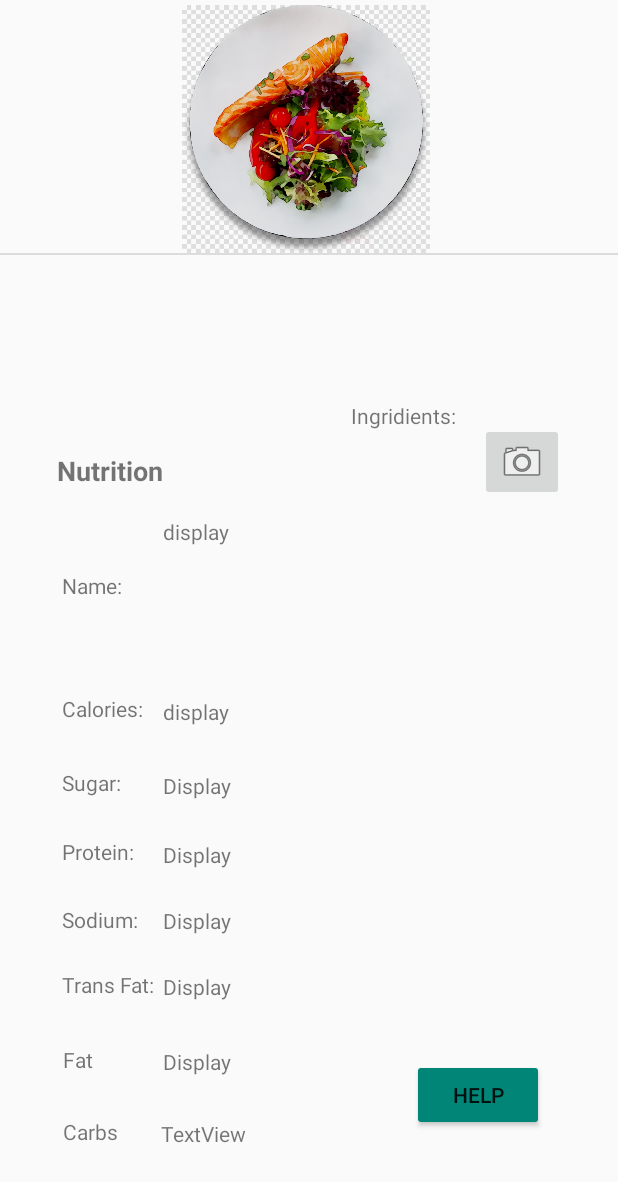
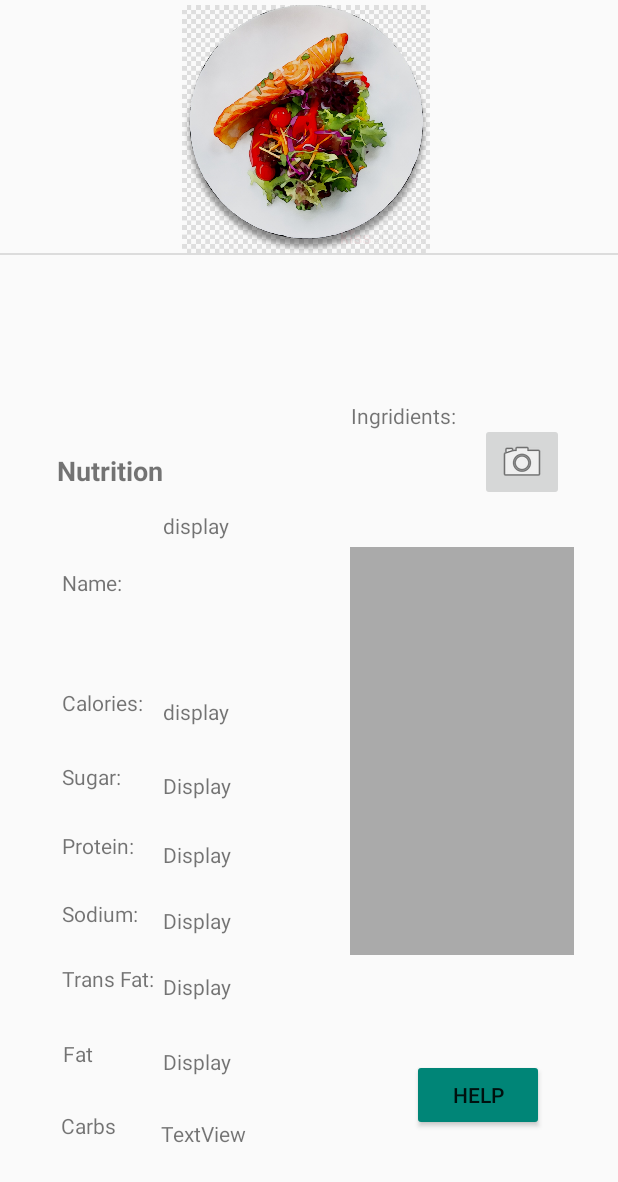
Before and after one commit to gevo222/ARFoodView, an Android app: the Infor_window screen opened directly, with no data from a screen before it, on a phone screen of 412 x 824 dp. Shown: the top 1182 px of the screen. Run offline under Robolectric (Android 15) with nearby library versions, the light colour scheme and no system bars; our stand-ins replace Firebase (no records; nobody signed in at launch, a user with empty details on screens opened directly).

Commit message:
Merge remote-tracking branch 'origin/master'
# Conflicts:
#	app/src/main/AndroidManifest.xml
#	app/src/main/java/com/example/arfoodview/MainActivity.java
#	build.gradle

```diff
--- a/app/src/main/java/com/example/arfoodview/Infor_window.java
+++ b/app/src/main/java/com/example/arfoodview/Infor_window.java
@@ -1,23 +1,99 @@
 package com.example.arfoodview;
 
+import androidx.annotation.NonNull;
 import androidx.appcompat.app.AppCompatActivity;
+
+import com.google.android.gms.tasks.OnCompleteListener;
+import com.google.android.gms.tasks.OnSuccessListener;
+import com.google.android.gms.tasks.Task;
+import com.google.firebase.firestore.DocumentReference;
+import com.google.firebase.firestore.DocumentSnapshot;
+import com.google.firebase.firestore.FirebaseFirestore;
+import com.google.firebase.firestore.QueryDocumentSnapshot;
+import com.google.firebase.firestore.QuerySnapshot;
 
 import android.content.Intent;
 import android.os.Bundle;
 import android.util.Log;
 import android.view.View;
+import android.widget.ArrayAdapter;
 import android.widget.Button;
+import android.widget.EditText;
 import android.widget.ImageButton;
+import android.widget.ListView;
+import android.widget.TextView;
+
+import java.util.ArrayList;
+import java.util.List;
 
 public class Infor_window extends AppCompatActivity{
+   private  FirebaseFirestore db;
+   final String TAG = "firebaselog";
+    private Button showData;
+    String itemChosen = "applePie";// menu.getItem();
+    String foodname = itemChosen;
+   // String cal, sugar, protein, sodium,transfat,fat,carbs;
+    //textViewa
+    TextView fName;
+    TextView sugarData;
+    TextView proteinData;
+    TextView sodiumData;
+    TextView transFatData;
+    TextView fatData;
+    TextView carbsData;
+    TextView calories;
+    ListView ingredients;
+    ArrayList<String>  ing = new ArrayList<>();
+    ArrayAdapter<String> arrayAdapter;
 
     @Override
     protected void onCreate(Bundle savedInstanceState) {
         super.onCreate(savedInstanceState);
+        db = FirebaseFirestore.getInstance();
         setContentView(R.layout.activity_infor_window);
+        fName = (TextView)findViewById(R.id.displayFoodName);
+        calories = (TextView)findViewById(R.id.calDisplay);
+        sugarData = (TextView)findViewById(R.id.sugarDisplay);
+        proteinData = (TextView)findViewById(R.id.proteinDisplay);
+        sodiumData = (TextView)findViewById(R.id.NaDisplay);
+        transFatData = (TextView)findViewById(R.id.taDisplay);
+        fatData = (TextView)findViewById(R.id.fatDisplay);
+        carbsData = (TextView)findViewById(R.id.carbsDisplay);
+       // ingredients = (ListView)findViewById(R.id.AllDisplay);
+//        arrayAdapter = new ArrayAdapter<String>(this, android.R.layout.simple_list_item_1);
+//        ingredients.setAdapter(arrayAdapter);
+
+        DocumentReference docRef = db.collection("restaurants/SunnyWay/food").document(itemChosen);
+        docRef.get().addOnCompleteListener(new OnCompleteListener<DocumentSnapshot>() {
+            @Override
+            public void onComplete(@NonNull Task<DocumentSnapshot> task) {
+                if (task.isSuccessful()) {
+                    DocumentSnapshot document = task.getResult();
+                    List<String> ing = (List<String>) document.get("ingredients");
+                    if (document.exists()) {
+                        Log.d(TAG, "DocumentSnapshot data: " + document.getData());
+                        Log.d(TAG, "DocumentSnapshot data: " + document.get("calories"));
+                        fName.setText(itemChosen);
+                        calories.setText(document.getString("calories"));
+                        sugarData.setText(document.getString("sugar"));
+                        proteinData.setText(document.getString("protein"));
+                        sodiumData.setText(document.getString("sodium"));
+                        transFatData.setText(document.getString("transFat"));
+                        fatData.setText(document.getString("fat"));
+                        carbsData.setText(document.getString("carbs"));
+                       // ingredients.setAdapter(arrayAdapter);
+
+                    } else {
+                        Log.d(TAG, "No such document");
+                    }
+                } else {
+                    Log.d(TAG, "get failed with ", task.getException());
+                }
+            }
+        });
+
         // Ar camera button
         final ImageButton arButton = findViewById(R.id.ArButton);
-
         arButton.setOnClickListener(new View.OnClickListener() {
             @Override
             // When user settings start button do this
@@ -45,3 +121,49 @@ public class Infor_window extends AppCompatActivity{
         });
     }
 }
+
+// int calories, sugar, protein, sodium, transfar, fat, carbs;
+// String ingri;
+
+/*
+        db.collection("Restaurants").get().addOnSuccessListener(new OnSuccessListener<QuerySnapshot>() {
+            @Override
+            public void onSuccess(QuerySnapshot queryDocumentSnapshots) {
+                if(!queryDocumentSnapshots.isEmpty()){
+                    List<DocumentSnapshot> restaurants = queryDocumentSnapshots.getDocuments();
+                    for(DocumentSnapshot d : restaurants){
+                    }
+                }
+            }
+        });
+*/
+
+// attemp #34
+/*
+*  //components
+        final String[] name = {null};
+        //DbComponents
+        final TextView[] f_name = new TextView[1];
+        final String TAG = "firebaselog";
+       ArrayList<DocumentSnapshot> ingridiens = new ArrayList<DocumentSnapshot>();
+        DocumentReference docRef = db.collection("restaurants/SunnyWay/food").document("applePie");
+        docRef.get().addOnCompleteListener(new OnCompleteListener<DocumentSnapshot>() {
+            @Override
+            public void onComplete(@NonNull Task<DocumentSnapshot> task) {
+                if (task.isSuccessful()) {
+                    DocumentSnapshot document = task.getResult();
+                    if (document.exists()) {
+                        // this is for the logcat... internal useage
+                       Log.d(TAG, "DocumentSnapshot data: " + document.getData());
+                        Log.d(TAG, "DocumentSnapshot data: " + document.get("ingresients"));
+                        for(DocumentSnapshot d: ingridiens){
+                            //ingridiens.add(d.getData().get("ingredients"));
+                        }
+                    } else {
+                        Log.d(TAG, "No such document");
+                    }
+                } else {
+                    Log.d(TAG, "get failed with ", task.getException());
+                }
+            }
+        });*/
--- a/app/src/main/java/com/example/arfoodview/Menu_Window.java
+++ b/app/src/main/java/com/example/arfoodview/Menu_Window.java
@@ -17,6 +17,11 @@ public class Menu_Window extends AppCompatActivity {
     ListView listView;
     ArrayList<String> dish;
     ArrayAdapter<String > adapter;
+//    // public onstructor
+//    public Menu_Window(){
+//
+//        // this will bdo nothing.
+//    }
 
     @Override
     protected void onCreate(Bundle savedInstanceState) {
--- a/app/src/main/java/com/example/arfoodview/helpActivity.java
+++ b/app/src/main/java/com/example/arfoodview/helpActivity.java
@@ -66,7 +66,7 @@ public class helpActivity extends AppCompatActivity implements AdapterView.OnIte
 
     }// end of onNothing
     public void appendText(String text){
-        Toast.makeText(helpActivity.this, text, Toast.LENGTH_SHORT).show();
+      //  Toast.makeText(helpActivity.this, text, Toast.LENGTH_SHORT).show();
     }
 }//end of helpactivity cladd
 //<Spinner
--- a/app/src/main/res/layout/activity_infor_window.xml
+++ b/app/src/main/res/layout/activity_infor_window.xml
@@ -13,7 +13,7 @@
         android:layout_height="28dp"
         android:layout_marginBottom="22dp"
         android:text="Display"
-        app:layout_constraintBottom_toTopOf="@+id/FatDisplay"
+        app:layout_constraintBottom_toTopOf="@+id/fatDisplay"
         app:layout_constraintEnd_toEndOf="parent"
         app:layout_constraintHorizontal_bias="0.315"
         app:layout_constraintStart_toStartOf="parent" />
@@ -41,10 +41,10 @@
         app:layout_constraintStart_toStartOf="parent" />
 
     <TextView
-        android:id="@+id/infoName8"
+        android:id="@+id/displayFoodName"
         android:layout_width="66dp"
         android:layout_height="28dp"
-        android:layout_marginTop="16dp"
+        android:layout_marginTop="12dp"
         android:text="display"
         app:layout_constraintBottom_toTopOf="@+id/calDisplay"
         app:layout_constraintEnd_toEndOf="parent"
@@ -103,12 +103,12 @@
         app:layout_constraintStart_toStartOf="parent" />
 
     <TextView
-        android:id="@+id/FatDisplay"
+        android:id="@+id/fatDisplay"
         android:layout_width="66dp"
         android:layout_height="28dp"
         android:layout_marginBottom="20dp"
         android:text="Display"
-        app:layout_constraintBottom_toTopOf="@+id/textView5"
+        app:layout_constraintBottom_toTopOf="@+id/carbsDisplay"
         app:layout_constraintEnd_toEndOf="parent"
         app:layout_constraintHorizontal_bias="0.315"
         app:layout_constraintStart_toStartOf="parent" />
@@ -255,31 +255,20 @@
         app:layout_constraintStart_toEndOf="@+id/textView2"
         app:layout_constraintTop_toBottomOf="@+id/divider" />
 
-    <ListView
-        android:layout_width="132dp"
-        android:layout_height="291dp"
-        android:layout_marginStart="250dp"
-        android:layout_marginTop="10dp"
-        android:layout_marginEnd="48dp"
-        android:layout_marginBottom="36dp"
-        app:layout_constraintBottom_toTopOf="@+id/HelpButton"
-        app:layout_constraintEnd_toEndOf="parent"
-        app:layout_constraintStart_toStartOf="parent"
-        app:layout_constraintTop_toBottomOf="@+id/ingredientsInfo" />
-
     <TextView
         android:id="@+id/CarbsInfo"
         android:layout_width="67dp"
         android:layout_height="31dp"
-        android:layout_marginBottom="48dp"
+        android:layout_marginStart="40dp"
+        android:layout_marginEnd="304dp"
+        android:layout_marginBottom="52dp"
         android:text="Carbs"
         app:layout_constraintBottom_toBottomOf="parent"
         app:layout_constraintEnd_toEndOf="parent"
-        app:layout_constraintHorizontal_bias="0.122"
         app:layout_constraintStart_toStartOf="parent" />
 
     <TextView
-        android:id="@+id/textView5"
+        android:id="@+id/carbsDisplay"
         android:layout_width="60dp"
         android:layout_height="30dp"
         android:layout_marginBottom="48dp"
@@ -289,4 +278,17 @@
         app:layout_constraintHorizontal_bias="0.304"
         app:layout_constraintStart_toStartOf="parent" />
 
+    <androidx.recyclerview.widget.RecyclerView
+        android:id="@+id/Recycler1"
+        android:layout_width="149dp"
+        android:layout_height="272dp"
+        android:layout_marginStart="59dp"
+        android:layout_marginEnd="30dp"
+        android:layout_marginBottom="6dp"
+        android:background="@android:color/darker_gray"
+        app:layout_constraintBottom_toTopOf="@+id/HelpButton"
+        app:layout_constraintEnd_toEndOf="parent"
+        app:layout_constraintStart_toEndOf="@+id/taDisplay"
+        app:layout_constraintTop_toBottomOf="@+id/ingredientsInfo" />
+
 </androidx.constraintlayout.widget.ConstraintLayout>
```
Also changed, not shown: app/src/main/res/layout/ingredients_list_item.xml (+116 -4 lines).
